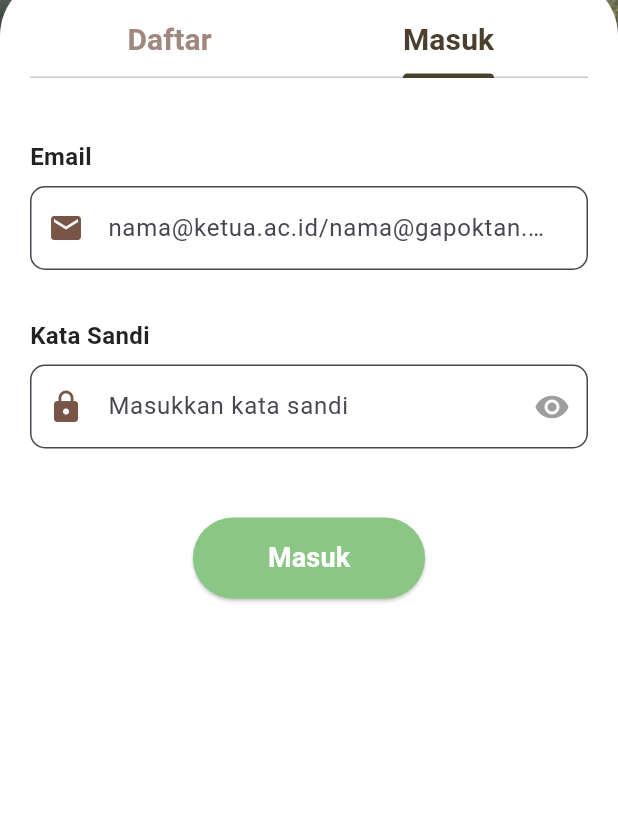
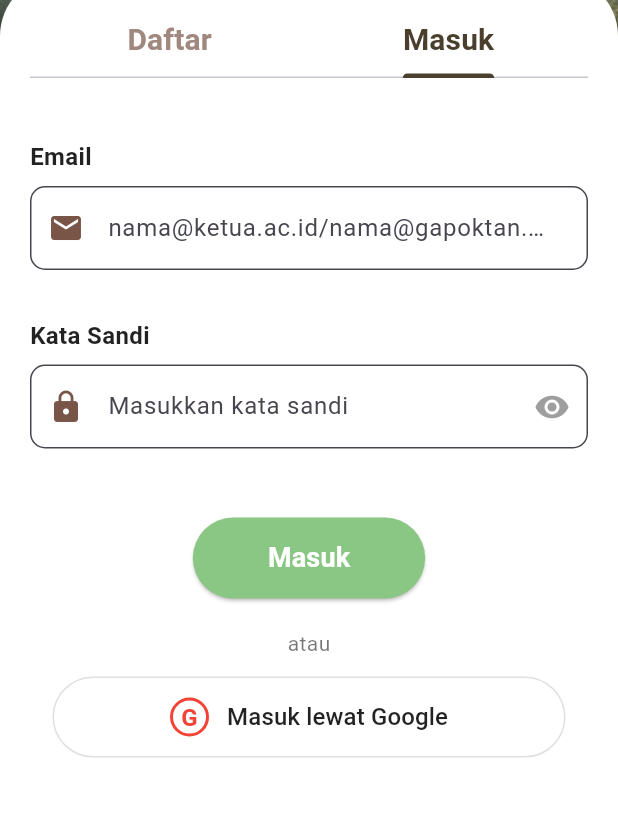
Before and after one commit to amirahnathania/ALP_VOW_KLP4, a Flutter app: the AuthPage screen opened directly, tab 2 chosen, on a phone screen of 412 x 824 dp, the part 366-1183 px from its top. Run offline on Flutter 3.47's test engine with Material 3 defaults, Android fonts, the phone set to English and light mode, and no system bars; our stand-ins replace google_sign_in.

```diff
--- a/frontend/lib/auth_page.dart
+++ b/frontend/lib/auth_page.dart
@@ -237,12 +237,9 @@ class _AuthPageState extends State<AuthPage>
             children: [
               const SizedBox(height: 40),
               Container(
-                height: 180,  // ← TAMBAHKAN INI (dari 100 jadi 140)
+                height: 180, // ← TAMBAHKAN INI (dari 100 jadi 140)
                 width: MediaQuery.of(context).size.width * 0.9,
-                child: Image.asset(
-                  'assets/logo.png',
-                  fit: BoxFit.contain,
-                ),
+                child: Image.asset('assets/logo.png', fit: BoxFit.contain),
               ),
 
               const SizedBox(height: 8),
@@ -351,6 +348,16 @@ class _AuthPageState extends State<AuthPage>
 
         const SizedBox(height: 20),
 
+        // Atau masuk dengan Google
+        Row(
+          mainAxisAlignment: MainAxisAlignment.center,
+          children: const [
+            Text("atau", style: TextStyle(color: Colors.black54)),
+          ],
+        ),
+        const SizedBox(height: 12),
+        _buildGoogleButton(),
+
         const SizedBox(height: 40),
       ],
     );
@@ -390,6 +397,16 @@ class _AuthPageState extends State<AuthPage>
         ),
 
         const SizedBox(height: 20),
+
+        // Atau masuk dengan Google
+        Row(
+          mainAxisAlignment: MainAxisAlignment.center,
+          children: const [
+            Text("atau", style: TextStyle(color: Colors.black54)),
+          ],
+        ),
+        const SizedBox(height: 12),
+        _buildGoogleButton(),
 
         const SizedBox(height: 40),
       ],
@@ -514,7 +531,6 @@ class _AuthPageState extends State<AuthPage>
     );
   }
 
-<<<<<<< HEAD
   Widget _buildGoogleButton() {
     return Container(
       padding: const EdgeInsets.symmetric(horizontal: 15),
@@ -561,8 +577,6 @@ class _AuthPageState extends State<AuthPage>
     );
   }
 
-=======
->>>>>>> 3af24aaa0b055f1593a1eec78563b499998cd9e2
   @override
   void dispose() {
     _nameController.dispose();
```
